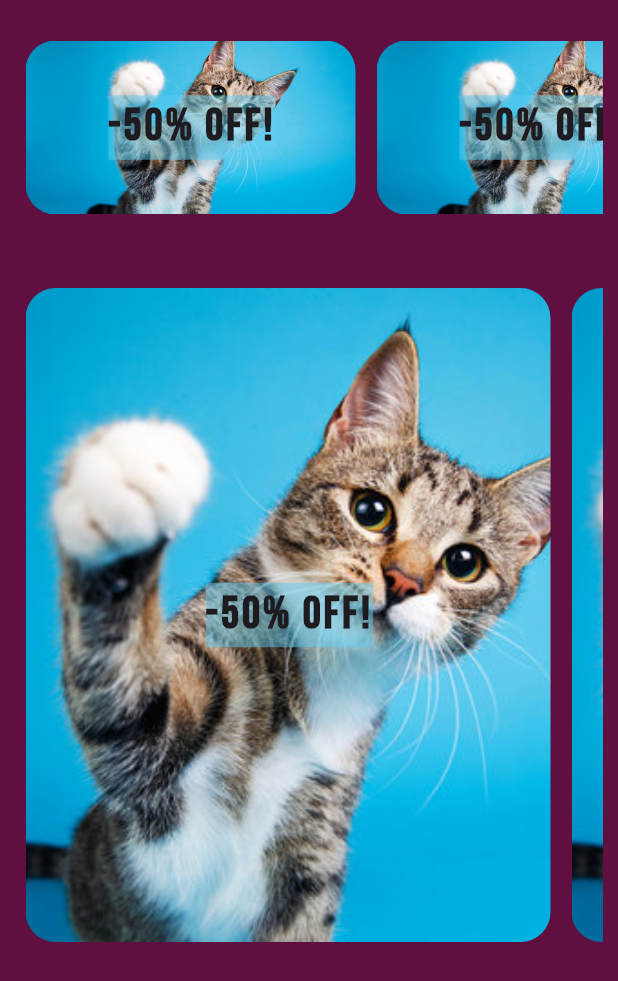
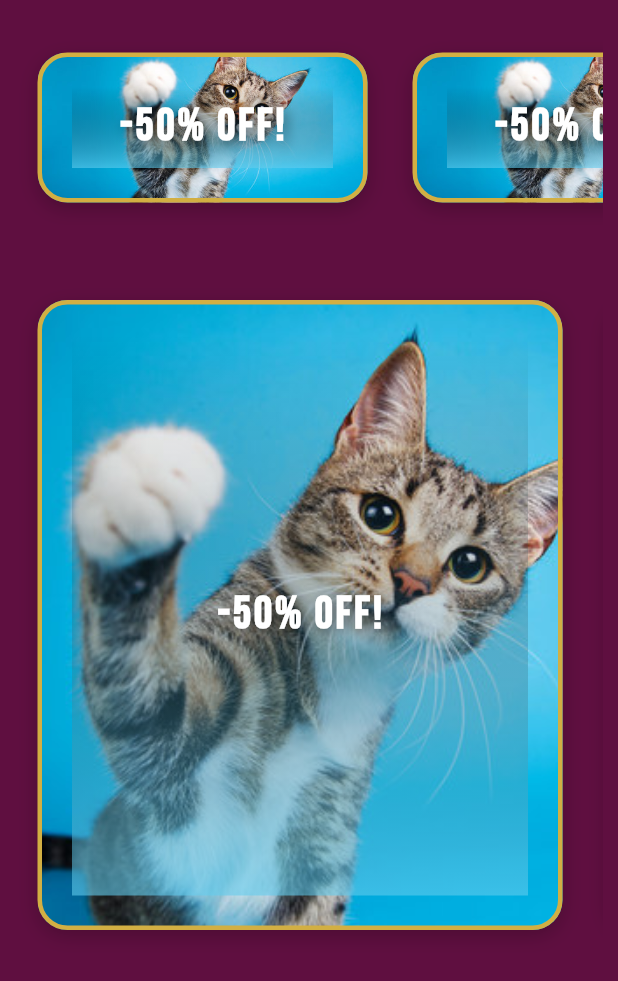
Before and after one commit to Ciapek117/PurrfectShopApp, a Flutter app: the HomePage screen opened directly, on a phone screen of 412 x 824 dp. Shown: the top 981 px of the screen. Run offline on Flutter 3.47's test engine with Material 3 defaults, Android fonts, the phone set to English and light mode, and no system bars; our stand-ins replace cloud_firestore, firebase_auth, firebase_core, google_fonts, google_nav_bar; missing offline and left inert: dart:ffi, glowy_borders; accounts and stored records are empty.

Commit message:
Changed custom tile visuals

```diff
--- a/lib/widgets/album_tile.dart
+++ b/lib/widgets/album_tile.dart
@@ -144,7 +144,6 @@ class AlbumTile extends StatelessWidget {
                       onPressed: (){},
                       icon: Icon(Icons.add_circle_outline, color: Color(0xFFD2AF43), size: 20,)),
               ),
-
             ],
           ),
         ),
--- a/lib/widgets/custom_tile.dart
+++ b/lib/widgets/custom_tile.dart
@@ -10,43 +10,57 @@ class CustomTile extends StatelessWidget {
   final String imagePath;
   final double width;
 
-  CustomTile({super.key, required this.backgroundColor, required this.text, required this.imagePath, required this.width});
+  CustomTile({
+    super.key,
+    required this.backgroundColor,
+    required this.text,
+    required this.imagePath,
+    required this.width,
+  });
 
   @override
   Widget build(BuildContext context) {
-    return AnimatedGradientBorder(
-      gradientColors: [
-        Color(0xFFD2AF43),
-        Colors.transparent,
-        Colors.transparent,
-        Color(0xFFD2AF43),
-      ],
-
-      glowSize: 1,
-      borderRadius: BorderRadius.circular(30),
-
-      child: Padding(
-        padding: const EdgeInsets.all(0.001),
+    return Padding(
+      padding: const EdgeInsets.all(8.0),
         child: Container(
           width: width,
           decoration: BoxDecoration(
+            border: Border.all(
+              color: const Color(0xFFD2AF43),
+              width: 3
+            ),
             borderRadius: BorderRadius.circular(20),
-            image: DecorationImage(
-              image: AssetImage(imagePath),
-              fit: BoxFit.cover)),
+            image: DecorationImage(image: AssetImage(imagePath), fit: BoxFit.cover),
+            boxShadow: [
+              BoxShadow(
+                color: Colors.black.withOpacity(0.2),
+                blurRadius: 10,
+                offset: const Offset(0, 4))]),
 
-          padding: EdgeInsets.all(20),
-          margin: EdgeInsets.all(7),
-          child: Center(child: Text(text,style: GoogleFonts.bebasNeue(textStyle: TextStyle(
-            fontSize: 30,
-            fontWeight: FontWeight.w800,
-            backgroundColor: backgroundColor,
-            letterSpacing: 2,
+          padding: const EdgeInsets.all(20),
+          margin: const EdgeInsets.all(7),
+          child: Stack(
+            children: [
+              Container(
+                decoration: BoxDecoration(
+                  gradient: LinearGradient(
+                    colors: [Colors.transparent, backgroundColor.withOpacity(0.6)],
+                    begin: Alignment.topCenter,
+                    end: Alignment.bottomCenter))),
 
-          )))),
-        ),
-      ),
-    );
-
+              Center(
+                child: Text(text, style: GoogleFonts.bebasNeue(
+                    textStyle: TextStyle(
+                      fontSize: 30,
+                      fontWeight: FontWeight.w800,
+                      color: Colors.white,
+                      letterSpacing: 2,
+                      shadows: [
+                        Shadow(
+                          blurRadius: 10.0,
+                          color: Colors.black.withOpacity(0.5),
+                          offset: const Offset(2, 2))]))),
+              )]
+          )));
   }
 }
```
